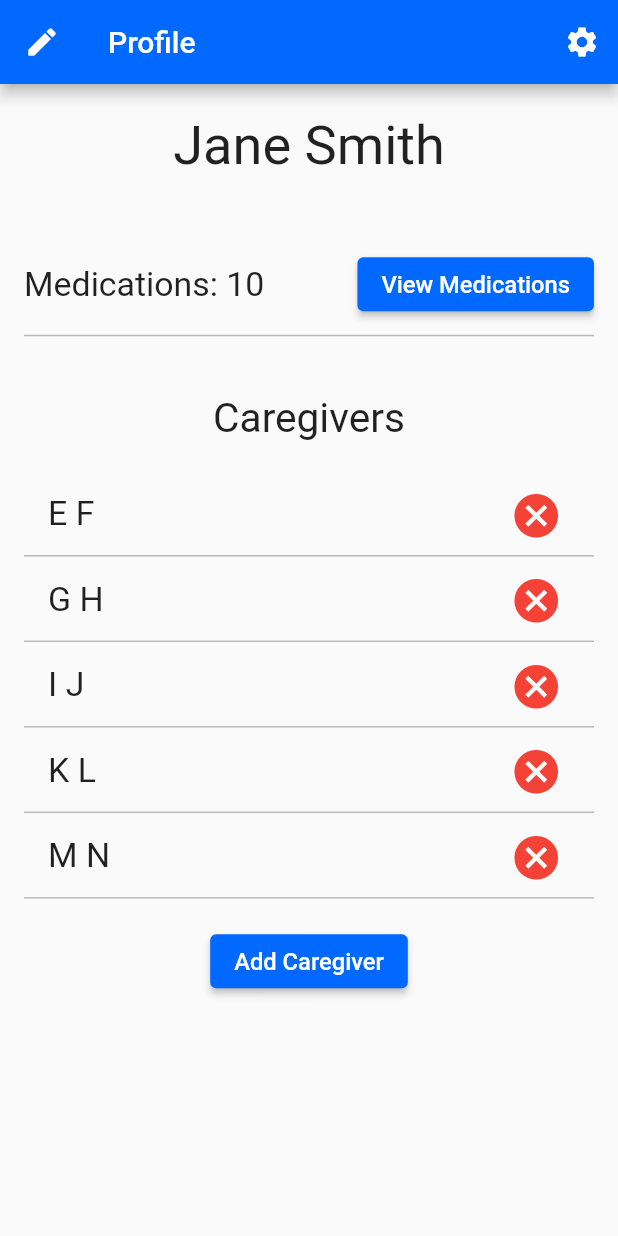
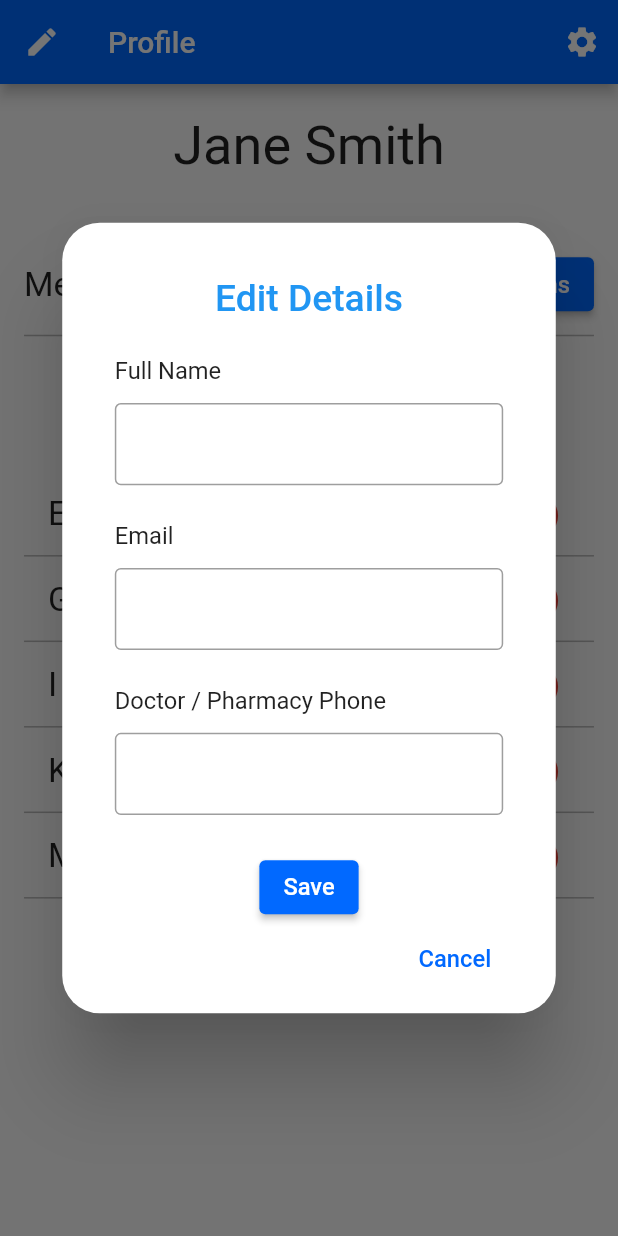
Before and after one commit to AbelSAnderson/Medify, a Flutter app: the ProfileScreen screen opened directly, after a tap on the "edit" icon, on a phone screen of 412 x 824 dp. Run offline on Flutter 3.47's test engine with Material 2 defaults, Android fonts, the phone set to English and light mode, and no system bars; our stand-ins replace bloc, date_format, equatable, flutter_bloc, hive, responsive_framework and 1 more; accounts and stored records are empty; generated files the repository leaves out were written again.

Commit message:
#23 Edit Profile Dialog
* UI for the edit profile alert dialog

* #24 Dialog scales for multiple screen sizes

```diff
--- a/lib/screens/profile_screen.dart
+++ b/lib/screens/profile_screen.dart
@@ -7,6 +7,7 @@ import 'package:medify/cubit/medications_cubit.dart';
 import 'package:medify/database/models/user_connection.dart';
 import 'package:medify/screens/medications_screen.dart';
 import 'package:medify/screens/settings_screen.dart';
+import 'package:medify/widgets/edit_profile_dialog.dart';
 import 'package:medify/widgets/search_bar.dart';
 import 'package:medify/scale.dart';
 
@@ -20,7 +21,12 @@ class ProfileScreen extends StatelessWidget {
         ),
         leading: IconButton(
           icon: Icon(Icons.edit),
-          onPressed: () {},
+          onPressed: () {
+            showDialog(
+              context: context,
+              builder: (context) => EditProfileDialog(),
+            );
+          },
         ),
         actions: [
           IconButton(
--- /dev/null
+++ b/lib/widgets/edit_profile_dialog.dart
@@ -0,0 +1,162 @@
+import 'package:flutter/material.dart';
+import 'package:medify/scale.dart';
+
+class EditProfileDialog extends StatelessWidget {
+  @override
+  Widget build(BuildContext context) {
+    return AlertDialog(
+      scrollable: true,
+      insetPadding: EdgeInsets.symmetric(horizontal: 20.sh, vertical: 20.sv),
+      contentPadding: EdgeInsets.symmetric(horizontal: 10.sh, vertical: 10.sv),
+      shape: RoundedRectangleBorder(borderRadius: BorderRadius.all(Radius.circular(25))),
+      title: Padding(
+        padding: EdgeInsets.symmetric(vertical: 10.sv),
+        child: Text(
+          "Edit Details",
+          style: TextStyle(fontSize: 22.sf, color: Colors.blue),
+          textAlign: TextAlign.center,
+        ),
+      ),
+      content: Container(
+        width: MediaQuery.of(context).size.width * 0.75,
+        child: Padding(
+          padding: EdgeInsets.symmetric(horizontal: 25.sh),
+          child: Column(
+            children: [
+              _nameField(),
+              SizedBox(height: 20.sv),
+              _emailField(),
+              SizedBox(height: 20.sv),
+              _pharmacyNumField(),
+              SizedBox(height: 20.sv),
+              _submitButton(context),
+              _cancelButton(context),
+            ],
+          ),
+        ),
+      ),
+    );
+  }
+
+  Widget _nameField() {
+    return Column(
+      children: [
+        Align(
+          alignment: Alignment.centerLeft,
+          child: Text(
+            "Full Name",
+            style: TextStyle(fontSize: 14.sf),
+          ),
+        ),
+        SizedBox(height: 10.sv),
+        TextFormField(
+          style: TextStyle(fontSize: 16.sf),
+          initialValue: "",
+          decoration: InputDecoration(
+            isDense: true,
+            border: OutlineInputBorder(
+              borderSide: BorderSide(color: Colors.grey, width: 32),
+            ),
+            contentPadding: EdgeInsets.symmetric(vertical: 14.sv, horizontal: 14),
+          ),
+          keyboardType: TextInputType.name,
+          validator: (value) {
+            return null;
+          },
+        ),
+      ],
+    );
+  }
+
+  Widget _emailField() {
+    return Column(
+      children: [
+        Align(
+          alignment: Alignment.centerLeft,
+          child: Text(
+            "Email",
+            style: TextStyle(fontSize: 14.sf),
+          ),
+        ),
+        SizedBox(height: 10.sv),
+        TextFormField(
+          style: TextStyle(fontSize: 16.sf),
+          initialValue: "",
+          decoration: InputDecoration(
+            isDense: true,
+            border: OutlineInputBorder(
+              borderSide: BorderSide(color: Colors.grey, width: 32),
+            ),
+            contentPadding: EdgeInsets.symmetric(vertical: 14.sv, horizontal: 14),
+          ),
+          keyboardType: TextInputType.emailAddress,
+        ),
+      ],
+    );
+  }
+
+  Widget _pharmacyNumField() {
+    return Column(
+      children: [
+        Align(
+          alignment: Alignment.centerLeft,
+          child: Text(
+            "Doctor / Pharmacy Phone",
+            style: TextStyle(fontSize: 14.sf),
+          ),
+        ),
+        SizedBox(height: 10.sv),
+        TextFormField(
+          style: TextStyle(fontSize: 16.sf),
+          initialValue: "",
+          decoration: InputDecoration(
+            isDense: true,
+            border: OutlineInputBorder(
+              borderSide: BorderSide(color: Colors.grey, width: 32),
+            ),
+            contentPadding: EdgeInsets.symmetric(vertical: 14.sv, horizontal: 14),
+          ),
+          keyboardType: TextInputType.phone,
+          validator: (value) {
+            return null;
+          },
+        ),
+      ],
+    );
+  }
+
+  Widget _submitButton(BuildContext context) {
+    return Center(
+      child: ElevatedButton(
+        child: Text(
+          "Save",
+          textAlign: TextAlign.center,
+          style: TextStyle(fontSize: 14.sf),
+        ),
+        onPressed: () {
+          //Replace this with password resetting logic
+          Navigator.of(context, rootNavigator: true).pop('dialog');
+        },
+        style: ElevatedButton.styleFrom(
+          primary: Theme.of(context).primaryColor,
+          padding: EdgeInsets.symmetric(horizontal: 16.sh),
+        ),
+      ),
+    );
+  }
+
+  Widget _cancelButton(BuildContext context) {
+    return Align(
+      alignment: Alignment.bottomRight,
+      child: TextButton(
+        child: Text(
+          "Cancel",
+          style: TextStyle(fontSize: 14.sf),
+        ),
+        onPressed: () {
+          Navigator.of(context, rootNavigator: true).pop('dialog');
+        },
+      ),
+    );
+  }
+}
```
